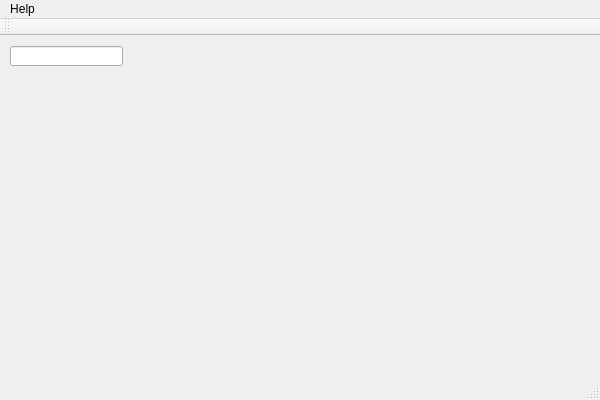
This is src/View/gui/MainWindow.ui in alexmo16/TimesheetAssistant as Qt 5 draws it before an edit. The edited form follows.
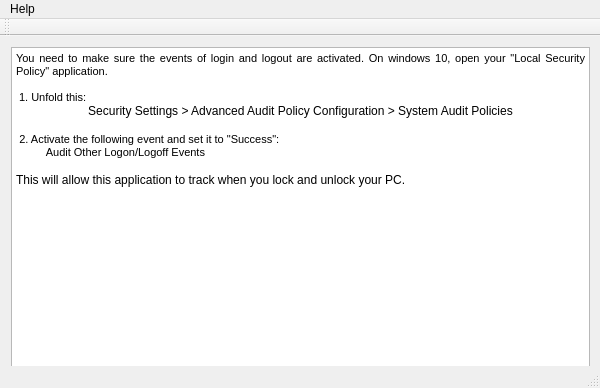
This is the edited form.

Commit message: text how to activate the right event logger.

The edit to the form file:
```diff
--- a/src/View/gui/MainWindow.ui
+++ b/src/View/gui/MainWindow.ui
@@ -7,25 +7,46 @@
     <x>0</x>
     <y>0</y>
     <width>600</width>
-    <height>400</height>
+    <height>388</height>
    </rect>
   </property>
   <property name="windowTitle">
    <string>TimesheetAssistant</string>
   </property>
   <widget class="QWidget" name="centralWidget">
-   <widget class="QLineEdit" name="testInput">
+   <widget class="QWidget" name="verticalLayoutWidget">
     <property name="geometry">
      <rect>
-      <x>10</x>
-      <y>10</y>
-      <width>113</width>
-      <height>20</height>
+      <x>0</x>
+      <y>0</y>
+      <width>601</width>
+      <height>351</height>
      </rect>
     </property>
-    <property name="text">
-     <string/>
-    </property>
+    <layout class="QVBoxLayout" name="verticalLayout">
+     <item>
+      <widget class="QTextBrowser" name="textBrowser">
+       <property name="frameShadow">
+        <enum>QFrame::Plain</enum>
+       </property>
+       <property name="html">
+        <string>&lt;!DOCTYPE HTML PUBLIC &quot;-//W3C//DTD HTML 4.0//EN&quot; &quot;http://www.w3.org/TR/REC-html40/strict.dtd&quot;&gt;
+&lt;html&gt;&lt;head&gt;&lt;meta name=&quot;qrichtext&quot; content=&quot;1&quot; /&gt;&lt;style type=&quot;text/css&quot;&gt;
+p, li { white-space: pre-wrap; }
+&lt;/style&gt;&lt;/head&gt;&lt;body style=&quot; font-family:'MS Shell Dlg 2'; font-size:8.25pt; font-weight:400; font-style:normal;&quot;&gt;
+&lt;p align=&quot;justify&quot; style=&quot; margin-top:0px; margin-bottom:0px; margin-left:0px; margin-right:0px; -qt-block-indent:0; text-indent:0px;&quot;&gt;You need to make sure the events of login and logout are activated. On windows 10, open your &amp;quot;Local Security Policy&amp;quot; application. &lt;/p&gt;
+&lt;p align=&quot;justify&quot; style=&quot;-qt-paragraph-type:empty; margin-top:0px; margin-bottom:0px; margin-left:0px; margin-right:0px; -qt-block-indent:0; text-indent:0px;&quot;&gt;&lt;br /&gt;&lt;/p&gt;
+&lt;p align=&quot;justify&quot; style=&quot; margin-top:0px; margin-bottom:0px; margin-left:0px; margin-right:0px; -qt-block-indent:0; text-indent:0px;&quot;&gt; 1. Unfold this: &lt;/p&gt;
+&lt;p align=&quot;center&quot; style=&quot; margin-top:0px; margin-bottom:0px; margin-left:0px; margin-right:0px; -qt-block-indent:0; text-indent:0px;&quot;&gt;&lt;span style=&quot; font-size:9pt;&quot;&gt;Security Settings &amp;gt; Advanced Audit Policy Configuration &amp;gt; System Audit Policies&lt;/span&gt;&lt;/p&gt;
+&lt;p align=&quot;justify&quot; style=&quot; margin-top:0px; margin-bottom:0px; margin-left:0px; margin-right:0px; -qt-block-indent:0; text-indent:0px;&quot;&gt;&lt;span style=&quot; font-size:9pt;&quot;&gt; &lt;/span&gt;&lt;/p&gt;
+&lt;p align=&quot;justify&quot; style=&quot; margin-top:0px; margin-bottom:0px; margin-left:0px; margin-right:0px; -qt-block-indent:0; text-indent:0px;&quot;&gt;&lt;span style=&quot; font-size:9pt;&quot;&gt; &lt;/span&gt;&lt;span style=&quot; font-size:8pt;&quot;&gt;2. Activate the following event and set it to &amp;quot;Success&amp;quot;:&lt;/span&gt;&lt;/p&gt;
+&lt;p align=&quot;justify&quot; style=&quot; margin-top:0px; margin-bottom:0px; margin-left:0px; margin-right:0px; -qt-block-indent:0; text-indent:0px;&quot;&gt;&lt;span style=&quot; font-size:8pt;&quot;&gt;          Audit Other Logon/Logoff Events&lt;/span&gt;&lt;/p&gt;
+&lt;p align=&quot;justify&quot; style=&quot;-qt-paragraph-type:empty; margin-top:0px; margin-bottom:0px; margin-left:0px; margin-right:0px; -qt-block-indent:0; text-indent:0px; font-size:9pt;&quot;&gt;&lt;br /&gt;&lt;/p&gt;
+&lt;p align=&quot;justify&quot; style=&quot; margin-top:0px; margin-bottom:0px; margin-left:0px; margin-right:0px; -qt-block-indent:0; text-indent:0px;&quot;&gt;&lt;span style=&quot; font-size:9pt;&quot;&gt;This will allow this application to track when you lock and unlock your PC. &lt;/span&gt;&lt;/p&gt;&lt;/body&gt;&lt;/html&gt;</string>
+       </property>
+      </widget>
+     </item>
+    </layout>
    </widget>
   </widget>
   <widget class="QMenuBar" name="menuBar">
```
The commit also changes 1 other file.
